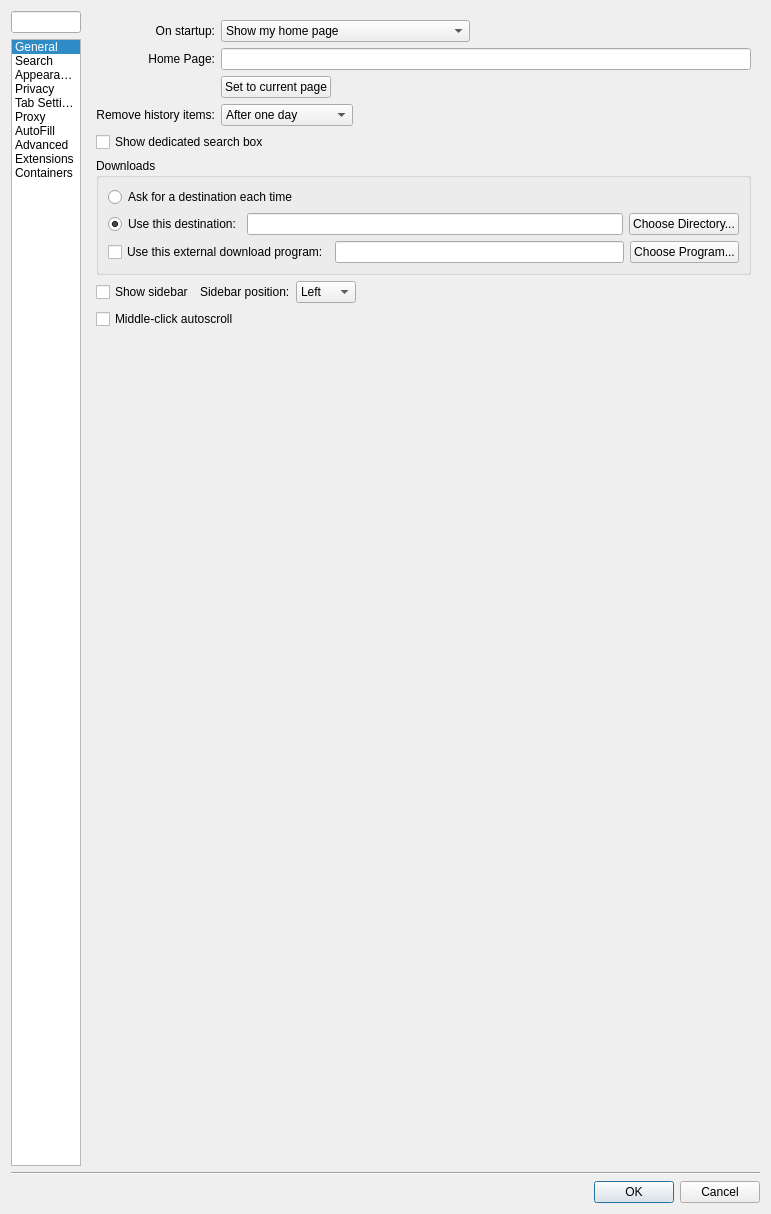
First picture: the form in src/settings.ui, repository IT-Space-2026/arktos, before the edit.
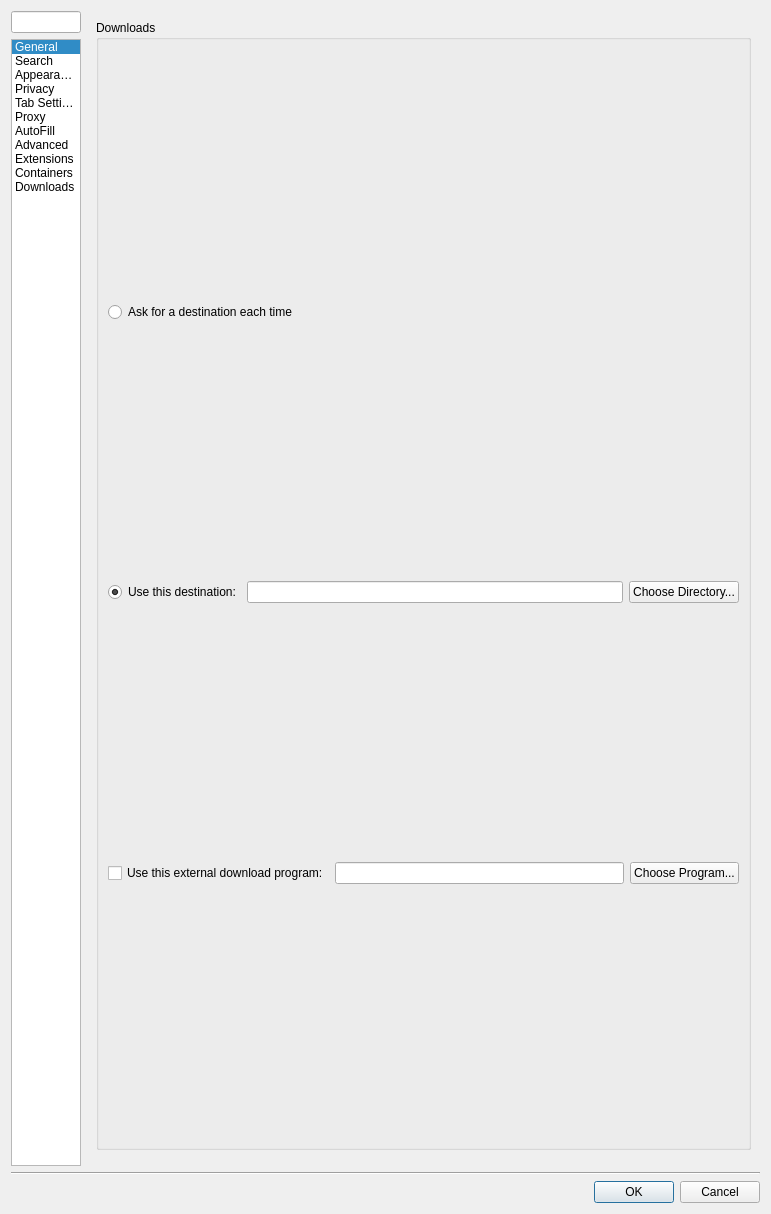
Second picture: the form after the edit. The open tabs and pages were chosen to show the change. Custom widgets are drawn as their Qt base class.

Commit message: DOWN02: downloads live in the sidebar — standalone window removed

Patch:
```diff
--- a/src/settings.ui
+++ b/src/settings.ui
@@ -127,6 +127,11 @@
          <string>Containers</string>
         </property>
        </item>
+       <item>
+        <property name="text">
+         <string>Downloads</string>
+        </property>
+       </item>
       </widget>
        </item>
       </layout>
@@ -290,78 +295,6 @@
          </property>
         </widget>
        </item>
-       <item row="5" column="0" colspan="3">
-        <widget class="QGroupBox" name="groupBox_2">
-         <property name="title">
-          <string>Downloads</string>
-         </property>
-         <layout class="QVBoxLayout" name="verticalLayout_2">
-          <item>
-           <widget class="QRadioButton" name="downloadAsk">
-            <property name="text">
-             <string>Ask for a destination each time</string>
-            </property>
-           </widget>
-          </item>
-          <item>
-           <layout class="QHBoxLayout" name="horizontalLayout">
-            <item>
-             <widget class="QRadioButton" name="downloadDestination">
-              <property name="text">
-               <string>Use this destination:</string>
-              </property>
-              <property name="checked">
-               <bool>true</bool>
-              </property>
-             </widget>
-            </item>
-            <item>
-             <widget class="QLineEdit" name="downloadsLocation">
-              <property name="layoutDirection">
-               <enum>Qt::LeftToRight</enum>
-              </property>
-              <property name="accessibleName">
-               <string>Download directory</string>
-              </property>
-             </widget>
-            </item>
-            <item>
-             <widget class="QPushButton" name="downloadDirectoryButton">
-              <property name="text">
-               <string>Choose Directory...</string>
-              </property>
-             </widget>
-            </item>
-           </layout>
-          </item>
-          <item>
-           <layout class="QHBoxLayout" name="horizontalLayout_2">
-            <item>
-             <widget class="QCheckBox" name="externalDownloadButton">
-              <property name="text">
-               <string>Use this external download program:</string>
-              </property>
-             </widget>
-            </item>
-            <item>
-             <widget class="QLineEdit" name="externalDownloadPath">
-              <property name="accessibleName">
-               <string>External download program</string>
-              </property>
-             </widget>
-            </item>
-            <item>
-             <widget class="QPushButton" name="externalDownloadBrowse">
-              <property name="text">
-               <string>Choose Program...</string>
-              </property>
-             </widget>
-            </item>
-           </layout>
-          </item>
-         </layout>
-        </widget>
-       </item>
        <item row="6" column="0" colspan="3">
         <layout class="QHBoxLayout" name="sidebarSettingsLayout">
          <item>
@@ -3052,6 +2985,101 @@
        </item>
       </layout>
      </widget>
+     <widget class="QWidget" name="tab_downloads">
+      <layout class="QVBoxLayout" name="downloadsPageLayout">
+       <item>
+        <widget class="QGroupBox" name="groupBox_2">
+         <property name="title">
+          <string>Downloads</string>
+         </property>
+         <layout class="QVBoxLayout" name="verticalLayout_2">
+          <item>
+           <widget class="QRadioButton" name="downloadAsk">
+            <property name="text">
+             <string>Ask for a destination each time</string>
+            </property>
+           </widget>
+          </item>
+          <item>
+           <layout class="QHBoxLayout" name="horizontalLayout">
+            <item>
+             <widget class="QRadioButton" name="downloadDestination">
+              <property name="text">
+               <string>Use this destination:</string>
+              </property>
+              <property name="checked">
+               <bool>true</bool>
+              </property>
+             </widget>
+            </item>
+            <item>
+             <widget class="QLineEdit" name="downloadsLocation">
+              <property name="layoutDirection">
+               <enum>Qt::LeftToRight</enum>
+              </property>
+              <property name="accessibleName">
+               <string>Download directory</string>
+              </property>
+             </widget>
+            </item>
+            <item>
+             <widget class="QPushButton" name="downloadDirectoryButton">
+              <property name="sizePolicy">
+               <sizepolicy hsizetype="Maximum" vsizetype="Fixed">
+                <horstretch>0</horstretch>
+                <verstretch>0</verstretch>
+               </sizepolicy>
+              </property>
+              <property name="text">
+               <string>Choose Directory...</string>
+              </property>
+             </widget>
+            </item>
+           </layout>
+          </item>
+          <item>
+           <layout class="QHBoxLayout" name="horizontalLayout_2">
+            <item>
+             <widget class="QCheckBox" name="externalDownloadButton">
+              <property name="text">
+               <string>Use this external download program:</string>
+              </property>
+             </widget>
+            </item>
+            <item>
+             <widget class="QLineEdit" name="externalDownloadPath">
+              <property name="accessibleName">
+               <string>External download program</string>
+              </property>
+             </widget>
+            </item>
+            <item>
+             <widget class="QPushButton" name="externalDownloadBrowse">
+              <property name="sizePolicy">
+               <sizepolicy hsizetype="Maximum" vsizetype="Fixed">
+                <horstretch>0</horstretch>
+                <verstretch>0</verstretch>
+               </sizepolicy>
+              </property>
+              <property name="text">
+               <string>Choose Program...</string>
+              </property>
+             </widget>
+            </item>
+           </layout>
+          </item>
+         </layout>
+        </widget>
+       </item>
+       <item>
+        <spacer name="downloadsPageSpacer">
+         <property name="orientation">
+          <enum>Qt::Vertical</enum>
+         </property>
+        </spacer>
+       </item>
+      </layout>
+     </widget>
      </widget>
      </item>
     </layout>
```
The commit also changes 20 other files.
